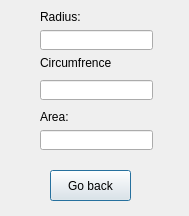
The window that circle.ui (CalebSica/ShapeCalculate) describes before a commit, drawn with Qt 5.
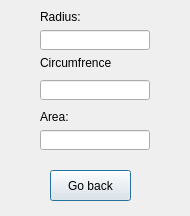
The same window after the commit.

Commit message: Fixed "Go back" button

What changed in the file:
```diff
--- a/circle.ui
+++ b/circle.ui
@@ -6,7 +6,7 @@
    <rect>
     <x>0</x>
     <y>0</y>
-    <width>189</width>
+    <width>190</width>
     <height>216</height>
    </rect>
   </property>
@@ -18,7 +18,7 @@
     <rect>
      <x>40</x>
      <y>30</y>
-     <width>113</width>
+     <width>110</width>
      <height>20</height>
     </rect>
    </property>
@@ -28,7 +28,7 @@
     <rect>
      <x>40</x>
      <y>80</y>
-     <width>113</width>
+     <width>110</width>
      <height>20</height>
     </rect>
    </property>
@@ -38,7 +38,7 @@
     <rect>
      <x>40</x>
      <y>130</y>
-     <width>113</width>
+     <width>110</width>
      <height>20</height>
     </rect>
    </property>
```
The commit also changes 2 other files.
